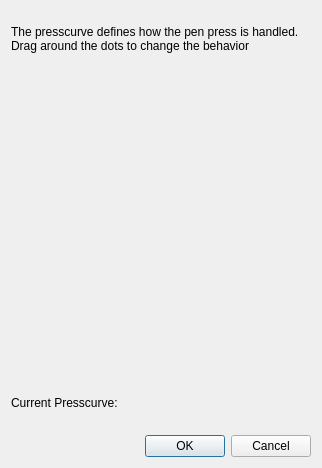
KDE/wacomtablet, file src/kcmodule/pressurecurvedialog.ui: the form before one commit.
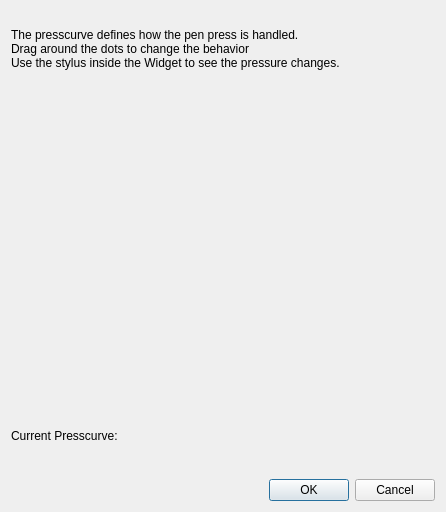
The form after the commit. Custom widgets are drawn as their Qt base class.

Commit message: Minor layout changes to the PressCurveDialog and update of the help text

Patch:
```diff
--- a/src/kcmodule/pressurecurvedialog.ui
+++ b/src/kcmodule/pressurecurvedialog.ui
@@ -9,8 +9,8 @@
    <rect>
     <x>0</x>
     <y>0</y>
-    <width>308</width>
-    <height>468</height>
+    <width>446</width>
+    <height>512</height>
    </rect>
   </property>
   <property name="sizePolicy">
@@ -29,14 +29,12 @@
    <bool>false</bool>
   </property>
   <layout class="QVBoxLayout" name="verticalLayout">
-   <property name="spacing">
-    <number>5</number>
-   </property>
    <item>
     <widget class="QLabel" name="explaining_Label">
      <property name="text">
       <string>The presscurve defines how the pen press is handled.
-Drag around the dots to change the behavior</string>
+Drag around the dots to change the behavior
+Use the stylus inside the Widget to see the pressure changes.</string>
      </property>
      <property name="scaledContents">
       <bool>false</bool>
@@ -47,6 +45,21 @@
     </widget>
    </item>
    <item>
+    <layout class="QHBoxLayout" name="horizontalLayout_2">
+     <item>
+      <spacer name="horizontalSpacer_2">
+       <property name="orientation">
+        <enum>Qt::Horizontal</enum>
+       </property>
+       <property name="sizeHint" stdset="0">
+        <size>
+         <width>40</width>
+         <height>20</height>
+        </size>
+       </property>
+      </spacer>
+     </item>
+     <item>
     <widget class="Wacom::PressureCurveWidget" name="pc_Widget" native="true">
      <property name="sizePolicy">
       <sizepolicy hsizetype="Fixed" vsizetype="Fixed">
@@ -67,6 +80,21 @@
       </size>
      </property>
     </widget>
+     </item>
+     <item>
+      <spacer name="horizontalSpacer_3">
+       <property name="orientation">
+        <enum>Qt::Horizontal</enum>
+       </property>
+       <property name="sizeHint" stdset="0">
+        <size>
+         <width>40</width>
+         <height>20</height>
+        </size>
+       </property>
+      </spacer>
+     </item>
+    </layout>
    </item>
    <item>
     <layout class="QHBoxLayout" name="horizontalLayout">
```
Lines whose indentation alone changed are shown as unchanged.
